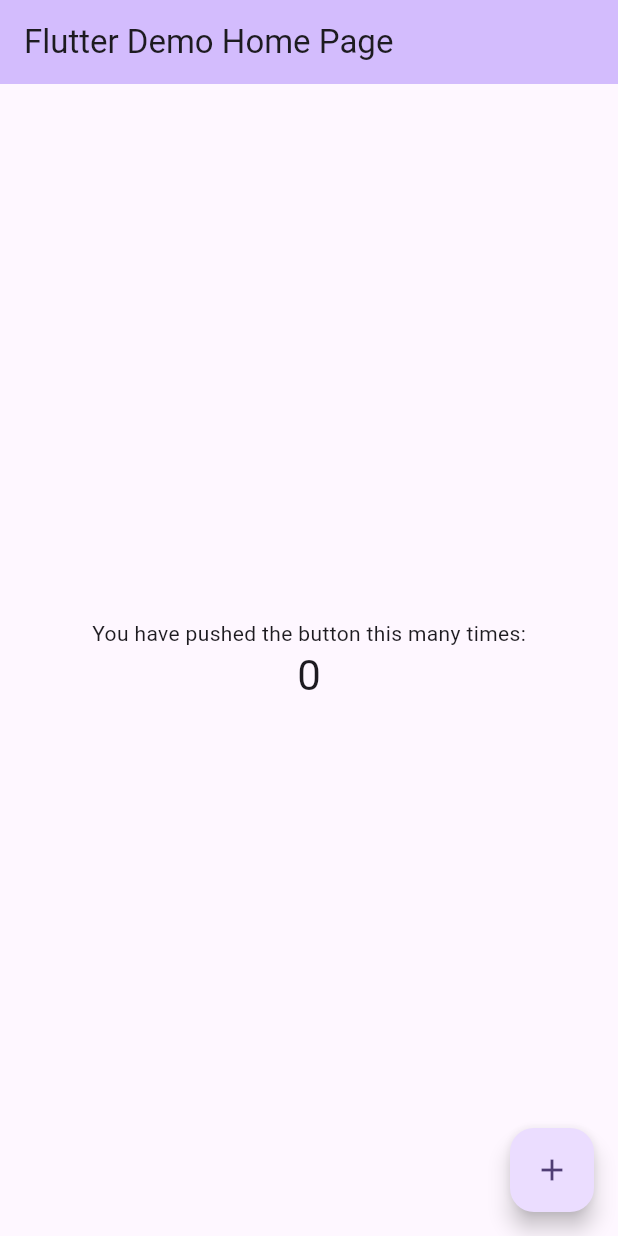
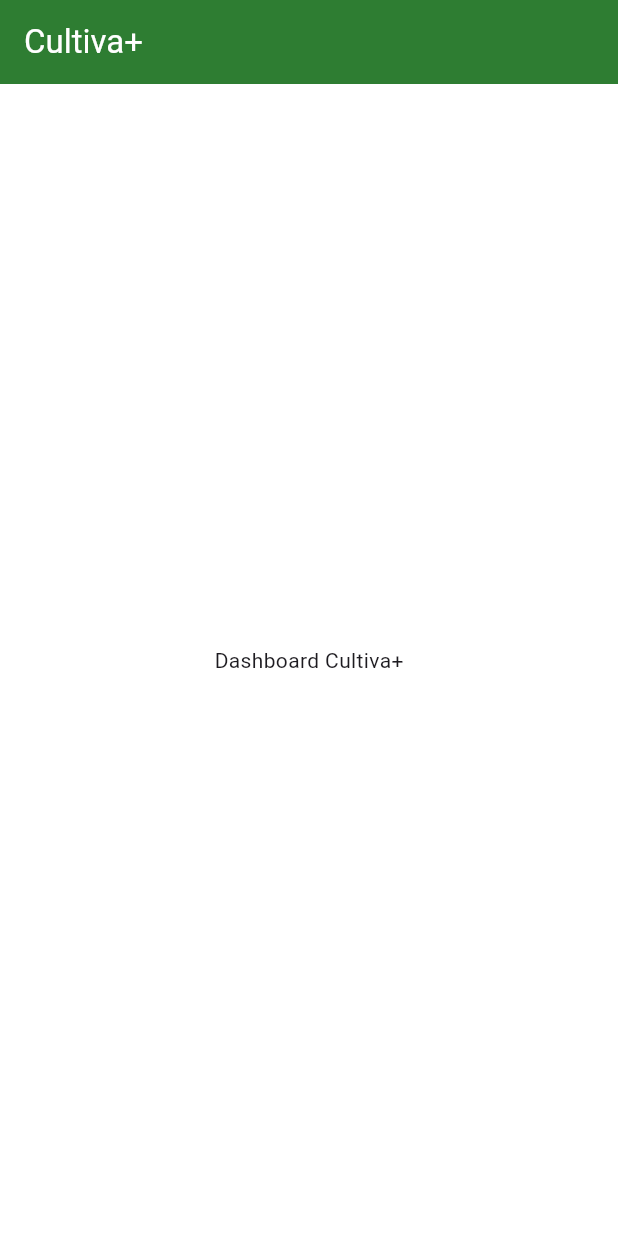
Before and after one commit to chaan12/cultiva-app-frontend, a Flutter app: the screen it shows after launch, on a phone screen of 412 x 824 dp. Run offline on Flutter 3.47's test engine with Material 3 defaults, Android fonts, the phone set to English and light mode, and no system bars.

Commit message:
Add theme, dashboard screen, routes and assets
Introduce AppTheme and AppRoutes, add a DashboardScreen, and refactor main to use a new CultivaApp that applies the light theme, sets the app title, disables the debug banner, and uses DashboardScreen as home. Update pubspec.yaml to register image/icon/logo asset folders. Adjust widget test to pump CultivaApp instead of the removed MyApp. (Removes the default Flutter counter home and related code.)

```diff
--- /dev/null
+++ b/lib/core/routes/app_routes.dart
@@ -0,0 +1,3 @@
+class AppRoutes {
+  static const dashboard = "/";
+}
--- /dev/null
+++ b/lib/core/theme/app_theme.dart
@@ -0,0 +1,13 @@
+import 'package:flutter/material.dart';
+
+class AppTheme {
+  static ThemeData lightTheme = ThemeData(
+    primaryColor: const Color(0xFF2E7D32),
+    scaffoldBackgroundColor: Colors.white,
+    appBarTheme: const AppBarTheme(
+      backgroundColor: Color(0xFF2E7D32),
+      foregroundColor: Colors.white,
+      elevation: 0,
+    ),
+  );
+}
--- /dev/null
+++ b/lib/features/dashboard/screens/dashboard_screen.dart
@@ -0,0 +1,13 @@
+import 'package:flutter/material.dart';
+
+class DashboardScreen extends StatelessWidget {
+  const DashboardScreen({super.key});
+
+  @override
+  Widget build(BuildContext context) {
+    return Scaffold(
+      appBar: AppBar(title: const Text("Cultiva+")),
+      body: const Center(child: Text("Dashboard Cultiva+")),
+    );
+  }
+}
--- a/lib/main.dart
+++ b/lib/main.dart
@@ -1,122 +1,21 @@
 import 'package:flutter/material.dart';
+import 'core/theme/app_theme.dart';
+import 'features/dashboard/screens/dashboard_screen.dart';
 
 void main() {
-  runApp(const MyApp());
+  runApp(const CultivaApp());
 }
 
-class MyApp extends StatelessWidget {
-  const MyApp({super.key});
+class CultivaApp extends StatelessWidget {
+  const CultivaApp({super.key});
 
-  // This widget is the root of your application.
   @override
   Widget build(BuildContext context) {
     return MaterialApp(
-      title: 'Flutter Demo',
-      theme: ThemeData(
-        // This is the theme of your application.
-        //
-        // TRY THIS: Try running your application with "flutter run". You'll see
-        // the application has a purple toolbar. Then, without quitting the app,
-        // try changing the seedColor in the colorScheme below to Colors.green
-        // and then invoke "hot reload" (save your changes or press the "hot
-        // reload" button in a Flutter-supported IDE, or press "r" if you used
-        // the command line to start the app).
-        //
-        // Notice that the counter didn't reset back to zero; the application
-        // state is not lost during the reload. To reset the state, use hot
-        // restart instead.
-        //
-        // This works for code too, not just values: Most code changes can be
-        // tested with just a hot reload.
-        colorScheme: .fromSeed(seedColor: Colors.deepPurple),
-      ),
-      home: const MyHomePage(title: 'Flutter Demo Home Page'),
+      debugShowCheckedModeBanner: false,
+      title: 'Cultiva+',
+      theme: AppTheme.lightTheme,
+      home: const DashboardScreen(),
     );
   }
 }
-
-class MyHomePage extends StatefulWidget {
-  const MyHomePage({super.key, required this.title});
-
-  // This widget is the home page of your application. It is stateful, meaning
-  // that it has a State object (defined below) that contains fields that affect
-  // how it looks.
-
-  // This class is the configuration for the state. It holds the values (in this
-  // case the title) provided by the parent (in this case the App widget) and
-  // used by the build method of the State. Fields in a Widget subclass are
-  // always marked "final".
-
-  final String title;
-
-  @override
-  State<MyHomePage> createState() => _MyHomePageState();
-}
-
-class _MyHomePageState extends State<MyHomePage> {
-  int _counter = 0;
-
-  void _incrementCounter() {
-    setState(() {
-      // This call to setState tells the Flutter framework that something has
-      // changed in this State, which causes it to rerun the build method below
-      // so that the display can reflect the updated values. If we changed
-      // _counter without calling setState(), then the build method would not be
-      // called again, and so nothing would appear to happen.
-      _counter++;
-    });
-  }
-
-  @override
-  Widget build(BuildContext context) {
-    // This method is rerun every time setState is called, for instance as done
-    // by the _incrementCounter method above.
-    //
-    // The Flutter framework has been optimized to make rerunning build methods
-    // fast, so that you can just rebuild anything that needs updating rather
-    // than having to individually change instances of widgets.
-    return Scaffold(
-      appBar: AppBar(
-        // TRY THIS: Try changing the color here to a specific color (to
-        // Colors.amber, perhaps?) and trigger a hot reload to see the AppBar
-        // change color while the other colors stay the same.
-        backgroundColor: Theme.of(context).colorScheme.inversePrimary,
-        // Here we take the value from the MyHomePage object that was created by
-        // the App.build method, and use it to set our appbar title.
-        title: Text(widget.title),
-      ),
-      body: Center(
-        // Center is a layout widget. It takes a single child and positions it
-        // in the middle of the parent.
-        child: Column(
-          // Column is also a layout widget. It takes a list of children and
-          // arranges them vertically. By default, it sizes itself to fit its
-          // children horizontally, and tries to be as tall as its parent.
-          //
-          // Column has various properties to control how it sizes itself and
-          // how it positions its children. Here we use mainAxisAlignment to
-          // center the children vertically; the main axis here is the vertical
-          // axis because Columns are vertical (the cross axis would be
-          // horizontal).
-          //
-          // TRY THIS: Invoke "debug painting" (choose the "Toggle Debug Paint"
-          // action in the IDE, or press "p" in the console), to see the
-          // wireframe for each widget.
-          mainAxisAlignment: .center,
-          children: [
-            const Text('You have pushed the button this many times:'),
-            Text(
-              '$_counter',
-              style: Theme.of(context).textTheme.headlineMedium,
-            ),
-          ],
-        ),
-      ),
-      floatingActionButton: FloatingActionButton(
-        onPressed: _incrementCounter,
-        tooltip: 'Increment',
-        child: const Icon(Icons.add),
-      ),
-    );
-  }
-}
```
Also changed, not shown: pubspec.yaml (+5 -4 lines), 1 other file.
